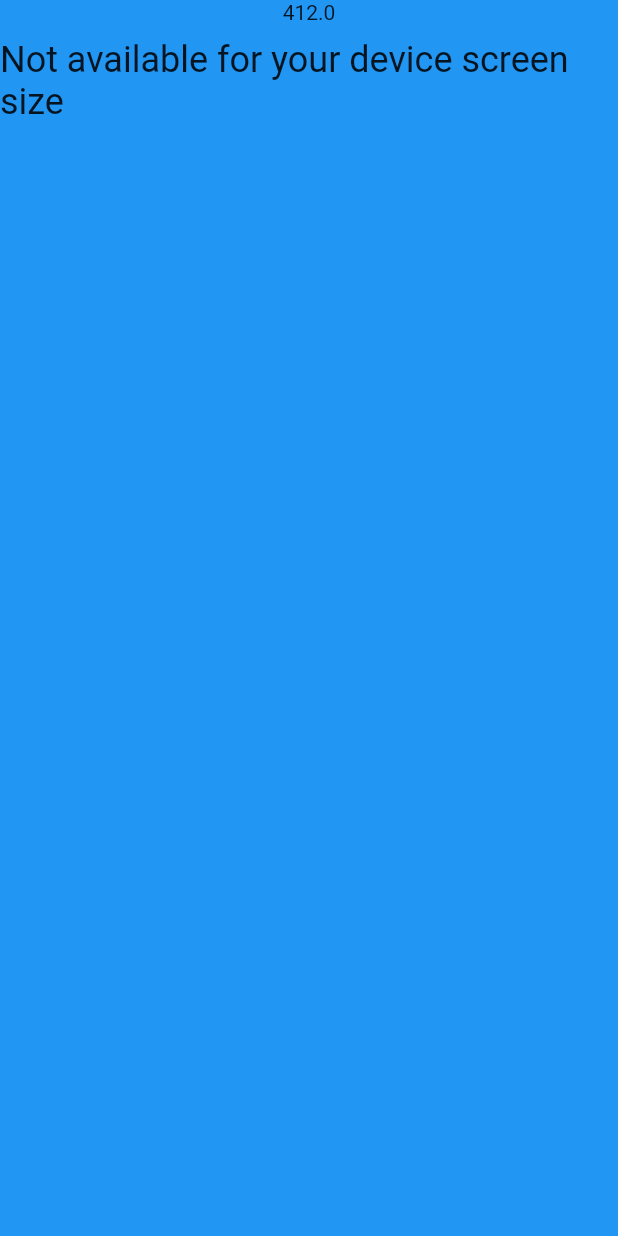
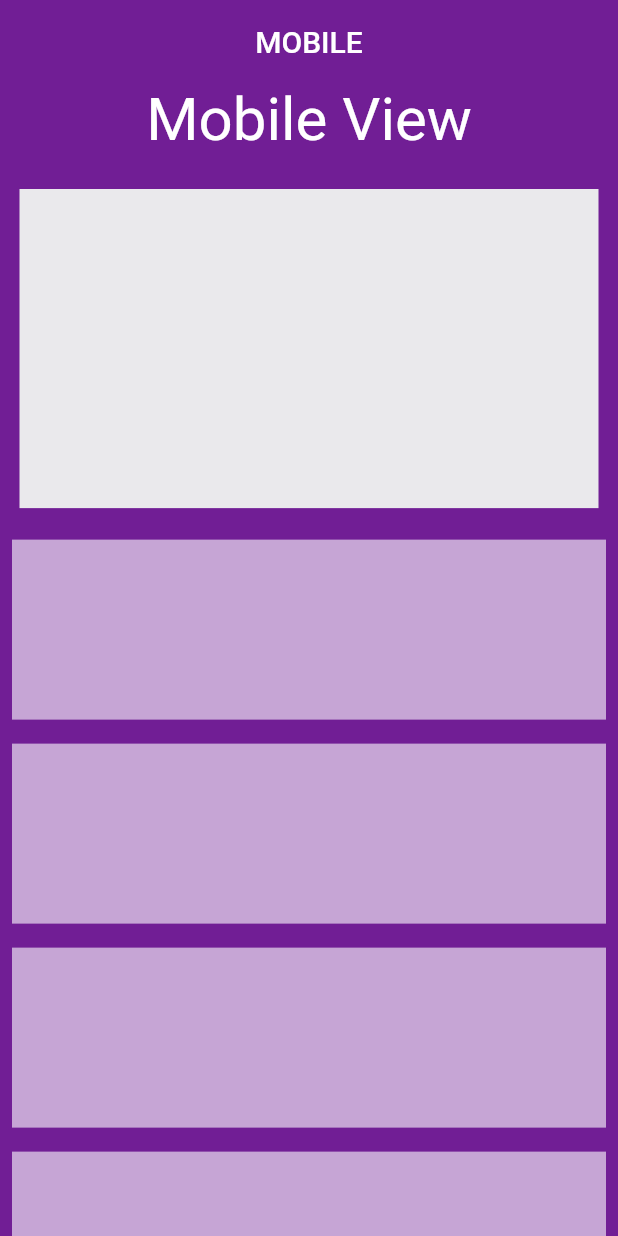
Before and after one commit to Webtonics/responsive, a Flutter app: the screen it shows after launch, on a phone screen of 412 x 824 dp. Run offline on Flutter 3.47's test engine with Material 2 defaults, Android fonts, the phone set to English and light mode, and no system bars.

Commit message:
constraints

```diff
--- a/lib/main.dart
+++ b/lib/main.dart
@@ -11,9 +11,11 @@ class MyApp extends StatelessWidget {
   @override
   Widget build(BuildContext context) {
     return MaterialApp(
+      debugShowCheckedModeBanner: false,
       title: 'Responsive',
       theme: ThemeData(
-        primarySwatch: Colors.blue,
+        appBarTheme: const AppBarTheme(
+            backgroundColor: Colors.transparent, elevation: 0),
       ),
       home: const HomePage(),
     );
--- a/lib/pages/homepage.dart
+++ b/lib/pages/homepage.dart
@@ -1,4 +1,8 @@
 import 'package:flutter/material.dart';
+import 'package:responsive/responsive/responsive_layer.dart';
+import 'package:responsive/widgets/desktop_body.dart';
+import 'package:responsive/widgets/mobile_body.dart';
+import 'package:responsive/widgets/tablet_body.dart';
 
 class HomePage extends StatefulWidget {
   const HomePage({super.key});
@@ -10,31 +14,12 @@ class HomePage extends StatefulWidget {
 class _HomePageState extends State<HomePage> {
   @override
   Widget build(BuildContext context) {
-    final screenWidth = MediaQuery.of(context).size.width;
-    // final color = TextStyle(color: Colors.black);
-    String text = "Available";
-    if (screenWidth < 500) {
-      text = "Not available for your device screen size";
-    }
-
-    return Scaffold(
-      backgroundColor: screenWidth < 400 ? Colors.black : Colors.blue,
-      body: Column(
-        children: [
-          Center(
-            child: Text(
-              screenWidth.toString(),
-            ),
-          ),
-          const SizedBox(
-            height: 10,
-          ),
-          Text(
-            text,
-            style: const TextStyle(fontSize: 24),
-          )
-        ],
-      ),
+    return const Scaffold(
+      // appBar: AppBar(title: Text("data"),),
+      body: ResponsiveLayout(
+          mobilebody: MyMobileBody(),
+          desktopbody: MyDeskTopView(),
+          tabletbody: MyTabletBody()),
     );
   }
 }
--- /dev/null
+++ b/lib/responsive/dimensions.dart
@@ -0,0 +1,4 @@
+
+// const mobileWidth = ;
+// const tabletWidth = ;
+// const desktopWidth = ;
--- /dev/null
+++ b/lib/responsive/responsive_layer.dart
@@ -0,0 +1,31 @@
+import 'package:flutter/material.dart';
+
+class ResponsiveLayout extends StatelessWidget {
+  const ResponsiveLayout(
+      {super.key,
+      required this.mobilebody,
+      required this.desktopbody,
+      required this.tabletbody});
+  final Widget mobilebody;
+  final Widget desktopbody;
+  final Widget tabletbody;
+
+  @override
+  Widget build(BuildContext context) {
+    return LayoutBuilder(
+      builder: (context, constraints) {
+        if (constraints.maxWidth >= 1080) {
+          return desktopbody;
+        } else if ((constraints.maxWidth >= 700) &&
+            (constraints.maxWidth <= 1079)) {
+          return tabletbody;
+        }
+        // else if (constraints.maxWidth <= 399) {
+        //   return mobilebody;
+        else {
+          return mobilebody;
+        }
+      },
+    );
+  }
+}
--- /dev/null
+++ b/lib/widgets/mobile_body.dart
@@ -0,0 +1,52 @@
+import 'package:flutter/material.dart';
+
+class MyMobileBody extends StatelessWidget {
+  const MyMobileBody({super.key});
+
+  @override
+  Widget build(BuildContext context) {
+    return Scaffold(
+      backgroundColor: const Color.fromARGB(255, 113, 30, 149),
+      appBar: AppBar(
+        centerTitle: true,
+        title: const Text("MOBILE"),
+      ),
+      body: Column(
+        children: [
+          const Text(
+            "Mobile View",
+            style: TextStyle(color: Colors.white, fontSize: 40),
+          ),
+          const SizedBox(
+            height: 10,
+          ),
+          Padding(
+            padding: const EdgeInsets.all(8.0),
+            child: AspectRatio(
+              aspectRatio: 16 / 9,
+              child: Container(
+                margin: const EdgeInsets.all(5.0),
+                decoration: const BoxDecoration(
+                    color: Color.fromARGB(255, 234, 233, 236),
+                    shape: BoxShape.rectangle),
+              ),
+            ),
+          ),
+          Expanded(
+            child: ListView.builder(
+                itemCount: 7,
+                itemBuilder: ((context, index) {
+                  return Padding(
+                    padding: const EdgeInsets.all(8.0),
+                    child: Container(
+                      height: 120,
+                      color: Colors.white60,
+                    ),
+                  );
+                })),
+          )
+        ],
+      ),
+    );
+  }
+}
```
Also changed, not shown: lib/widgets/desktop_body.dart (added, +83 -0 lines), lib/widgets/tablet_body.dart (added, +71 -0 lines).
